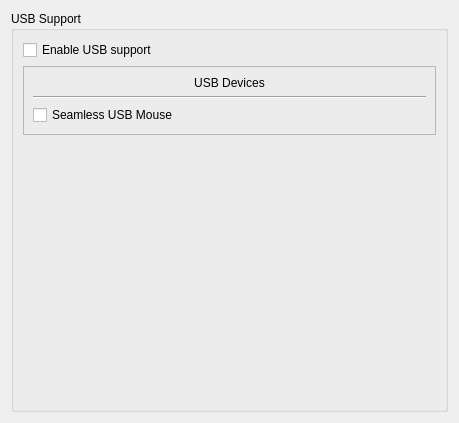
This is usbpage.ui in uwolfer/qtemu as Qt 5 draws it before an edit. The edited form follows.
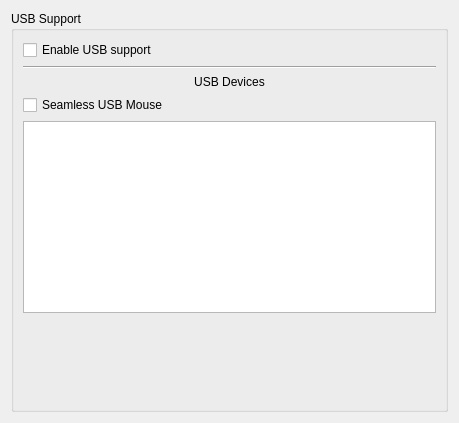
This is the edited form.

```diff
--- a/usbpage.ui
+++ b/usbpage.ui
@@ -31,14 +31,12 @@
        </widget>
       </item>
       <item>
-       <widget class="QFrame" name="frame">
-        <property name="frameShape">
-         <enum>QFrame::StyledPanel</enum>
+       <widget class="Line" name="line_3">
+        <property name="orientation">
+         <enum>Qt::Horizontal</enum>
         </property>
-        <property name="frameShadow">
-         <enum>QFrame::Raised</enum>
-        </property>
-        <layout class="QVBoxLayout" name="verticalLayout_8">
+       </widget>
+      </item>
          <item>
           <widget class="QLabel" name="label_16">
            <property name="text">
@@ -49,13 +47,6 @@
            </property>
           </widget>
          </item>
-         <item>
-          <widget class="Line" name="line_3">
-           <property name="orientation">
-            <enum>Qt::Horizontal</enum>
-           </property>
-          </widget>
-         </item>
          <item>
           <widget class="QCheckBox" name="mouseCheck">
            <property name="toolTip">
@@ -67,8 +58,8 @@
            </property>
           </widget>
          </item>
-        </layout>
-       </widget>
+      <item>
+       <widget class="QTableView" name="usbView"/>
       </item>
       <item>
        <spacer name="verticalSpacer_9">
```
Left out of the diff: 35 changed lines with no effect on the pictures. Lines whose indentation alone changed are shown as unchanged.
